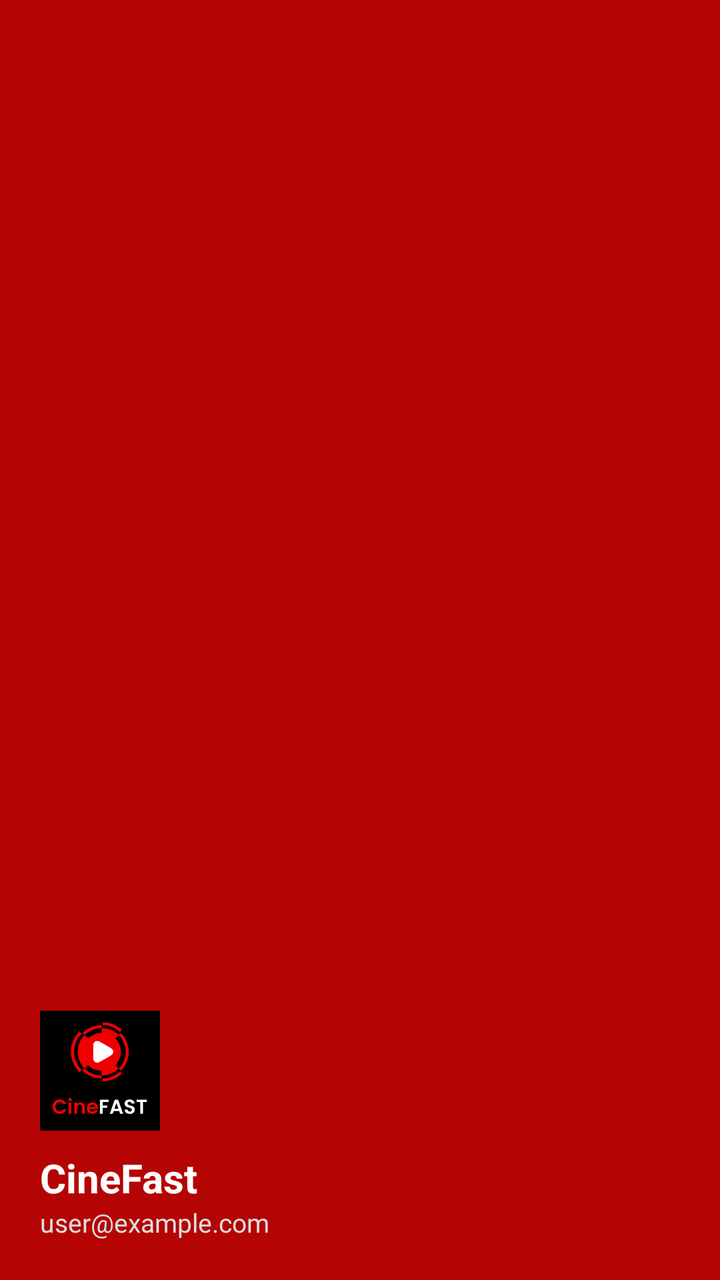
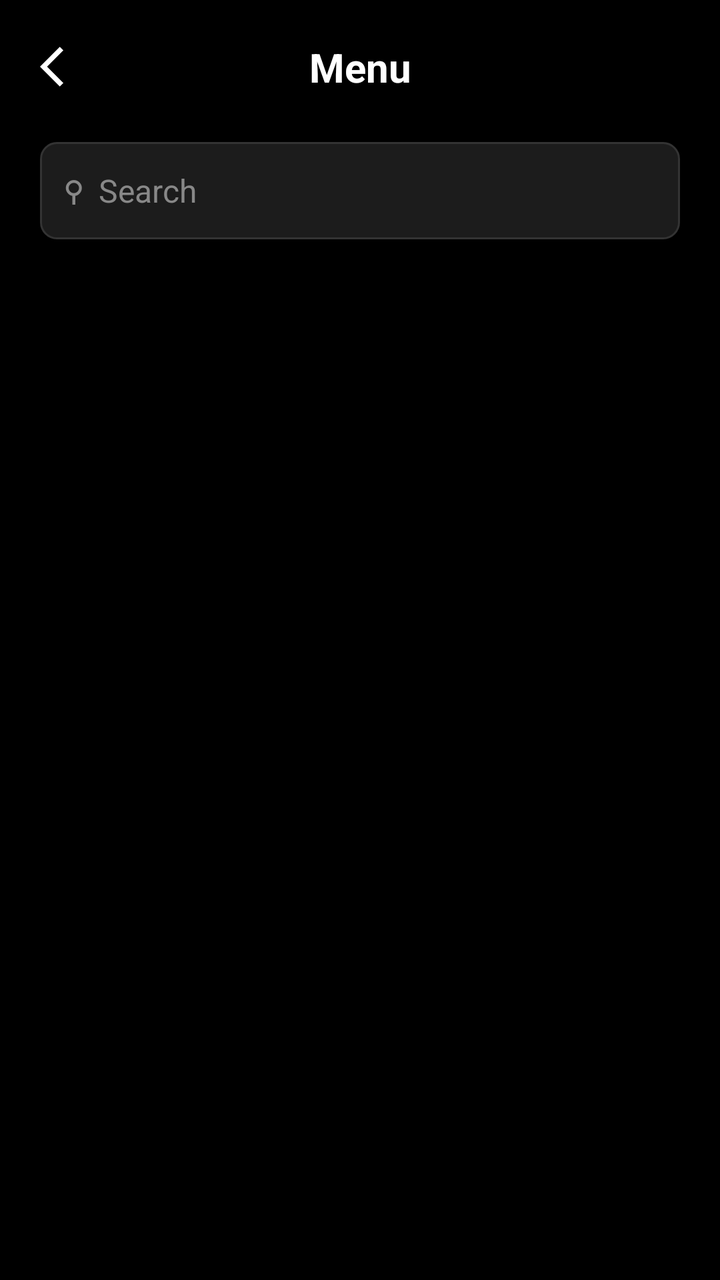

Screens rendered from an Android XML layout before and after an edit, with the pre-edit source and the edit as a unified diff.
<!-- AndroidManifest.xml: application theme Theme.Assignment1 -->
<!-- res/layout/nav_header.xml -->
<?xml version="1.0" encoding="utf-8"?>
<LinearLayout xmlns:android="http://schemas.android.com/apk/res/android"
    android:layout_width="match_parent"
    android:layout_height="180dp"
    android:background="@color/light_red"
    android:orientation="vertical"
    android:gravity="bottom"
    android:padding="20dp">

    <ImageView
        android:layout_width="60dp"
        android:layout_height="60dp"
        android:src="@drawable/cinefast_logo"
        android:layout_marginBottom="10dp" />

    <TextView
        android:id="@+id/tvNavHeaderTitle"
        android:layout_width="wrap_content"
        android:layout_height="wrap_content"
        android:text="CineFast"
        android:textColor="@color/white"
        android:textSize="20sp"
        android:textStyle="bold" />

    <TextView
        android:id="@+id/tvNavHeaderEmail"
        android:layout_width="wrap_content"
        android:layout_height="wrap_content"
        android:text="user@example.com"
        android:textColor="#DDDDDD"
        android:textSize="13sp" />

</LinearLayout>
<!-- resources referenced by this layout -->
<resources>
  <color name="light_red">#b50404</color>
  <color name="white">#FFFFFFFF</color>
  <!-- drawable cinefast_logo: png bitmap (drawable, 8361 bytes) -->
  <style name="Theme.Assignment1" parent="Base.Theme.Assignment1" />
  <style name="Base.Theme.Assignment1" parent="Theme.Material3.DayNight.NoActionBar">
          
          
      </style>
</resources>

<!-- the commit's change to res/layout/nav_header.xml (unified diff, before → after) -->
@@ -1,33 +1,68 @@
 <?xml version="1.0" encoding="utf-8"?>
 <LinearLayout xmlns:android="http://schemas.android.com/apk/res/android"
+    xmlns:app="http://schemas.android.com/apk/res-auto"
     android:layout_width="match_parent"
-    android:layout_height="180dp"
-    android:background="@color/light_red"
+    android:layout_height="wrap_content"
+    android:background="@color/black"
     android:orientation="vertical"
-    android:gravity="bottom"
     android:padding="20dp">
 
-    <ImageView
-        android:layout_width="60dp"
-        android:layout_height="60dp"
-        android:src="@drawable/cinefast_logo"
-        android:layout_marginBottom="10dp" />
+    
+    <LinearLayout
+        android:layout_width="match_parent"
+        android:layout_height="wrap_content"
+        android:orientation="horizontal"
+        android:gravity="center_vertical"
+        android:layout_marginBottom="24dp">
+        
+        <ImageView
+            android:id="@+id/ivCloseDrawer"
+            android:layout_width="24dp"
+            android:layout_height="24dp"
+            android:src="@drawable/ic_back"
+            android:background="?attr/selectableItemBackgroundBorderless"
+            app:tint="@color/white" />
+            
+        <TextView
+            android:layout_width="0dp"
+            android:layout_height="wrap_content"
+            android:layout_weight="1"
+            android:text="Menu"
+            android:textColor="@color/white"
+            android:textSize="20sp"
+            android:textStyle="bold"
+            android:gravity="center" />
+            
+        
+        <View
+            android:layout_width="24dp"
+            android:layout_height="24dp" />
+    </LinearLayout>
 
-    <TextView
-        android:id="@+id/tvNavHeaderTitle"
-        android:layout_width="wrap_content"
+    
+    <LinearLayout
+        android:layout_width="match_parent"
         android:layout_height="wrap_content"
-        android:text="CineFast"
-        android:textColor="@color/white"
-        android:textSize="20sp"
-        android:textStyle="bold" />
-
-    <TextView
-        android:id="@+id/tvNavHeaderEmail"
-        android:layout_width="wrap_content"
-        android:layout_height="wrap_content"
-        android:text="user@example.com"
-        android:textColor="#DDDDDD"
-        android:textSize="13sp" />
+        android:background="@drawable/edit_text_bg"
+        android:padding="12dp"
+        android:orientation="horizontal"
+        android:gravity="center_vertical">
+        
+        <TextView
+            android:layout_width="wrap_content"
+            android:layout_height="wrap_content"
+            android:text="⚲"
+            android:textColor="#888888"
+            android:textSize="18sp"
+            android:textStyle="bold"
+            android:layout_marginEnd="8dp" />
+            
+        <TextView
+            android:layout_width="wrap_content"
+            android:layout_height="wrap_content"
+            android:text="Search"
+            android:textColor="#888888"
+            android:textSize="16sp" />
+    </LinearLayout>
 
 </LinearLayout>
<!-- resource entries referenced after the edit -->
@@ -1,8 +1,23 @@
 <!-- resources referenced by this layout -->
 <resources>
-  <color name="light_red">#b50404</color>
+  <color name="black">#FF000000</color>
   <color name="white">#FFFFFFFF</color>
-  <!-- drawable cinefast_logo: png bitmap (drawable, 8361 bytes) -->
+  <!-- drawable edit_text_bg (drawable) -->
+  <?xml version="1.0" encoding="utf-8"?>
+  <shape xmlns:android="http://schemas.android.com/apk/res/android"
+      android:shape="rectangle">
+      <solid android:color="#1C1C1C" />
+      <corners android:radius="8dp" />
+      <stroke
+          android:width="1dp"
+          android:color="#333333" />
+  </shape>
+  <!-- drawable ic_back (drawable) -->
+  <vector xmlns:android="http://schemas.android.com/apk/res/android" android:autoMirrored="true" android:height="24dp" android:tint="#000000" android:viewportHeight="24" android:viewportWidth="24" android:width="24dp">
+        
+      <path android:fillColor="@android:color/white" android:pathData="M11.67,3.87L9.9,2.1 0,12l9.9,9.9 1.77,-1.77L3.54,12z"/>
+      
+  </vector>
   <style name="Theme.Assignment1" parent="Base.Theme.Assignment1" />
   <style name="Base.Theme.Assignment1" parent="Theme.Material3.DayNight.NoActionBar">
           
